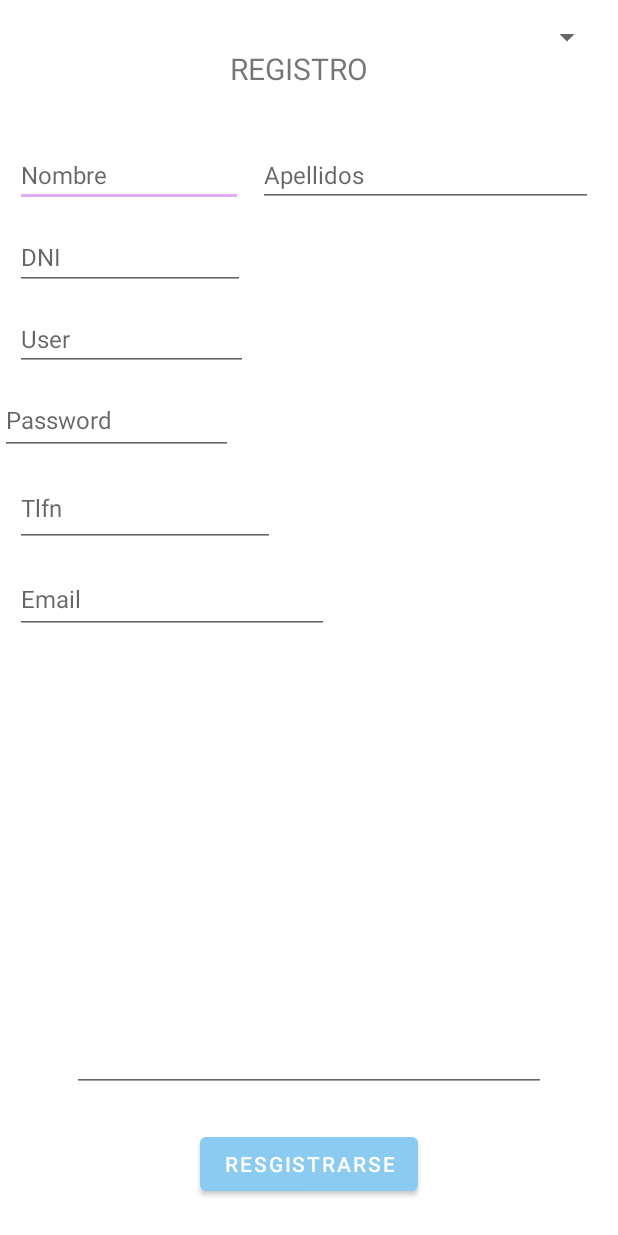
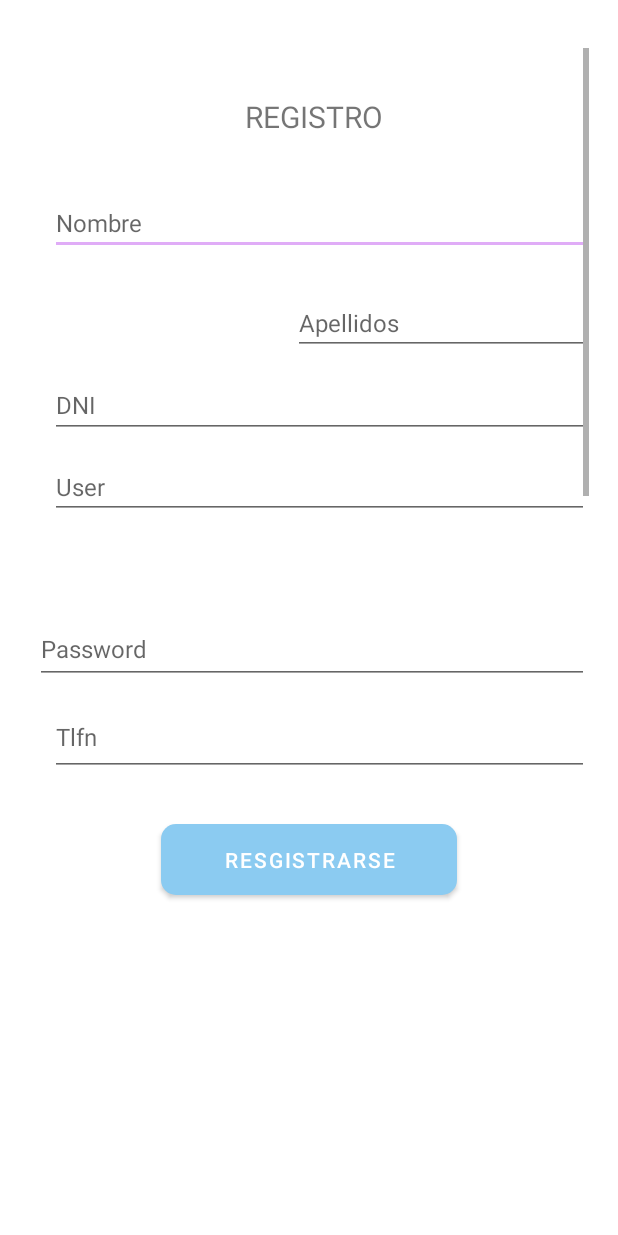
Before and after one commit to bdez1997/EasyEevnt, an Android app: the RegistroActivity screen opened directly, with no data from a screen before it, on a phone screen of 412 x 824 dp. Run offline under Robolectric (Android 15) with nearby library versions, the light colour scheme and no system bars; network calls fail.

```diff
--- a/GestionEventoAndroid/app/src/main/res/layout/activity_registro.xml
+++ b/GestionEventoAndroid/app/src/main/res/layout/activity_registro.xml
@@ -6,35 +6,55 @@
     android:layout_height="match_parent"
     tools:context=".RegistroActivity">
 
+    <ScrollView
+        android:id="@+id/scrollView2"
+        android:layout_width="369dp"
+        android:layout_height="479dp"
+        android:layout_marginTop="32dp"
+        app:layout_constraintEnd_toEndOf="parent"
+        app:layout_constraintHorizontal_bias="0.551"
+        app:layout_constraintStart_toStartOf="parent"
+        app:layout_constraintTop_toTopOf="parent">
+
+        <LinearLayout
+            android:layout_width="match_parent"
+            android:layout_height="wrap_content"
+            android:orientation="vertical">
+
+            <TextView
+                android:id="@+id/txtRegistro"
+                android:layout_width="match_parent"
+                android:layout_height="40dp"
+                android:layout_marginTop="32dp"
+                android:paddingLeft="140dp"
+                android:text="@string/txtRegistro"
+                android:textSize="20sp" />
+
             <EditText
                 android:id="@+id/txtNombre"
-        android:layout_width="152dp"
+                android:layout_width="match_parent"
                 android:layout_height="42dp"
                 android:layout_marginStart="10dp"
                 android:layout_marginTop="24dp"
                 android:ems="10"
                 android:hint="Nombre"
                 android:inputType="textPersonName"
-        android:textSize="16sp"
-        app:layout_constraintStart_toStartOf="parent"
-        app:layout_constraintTop_toBottomOf="@+id/txtRegistro" />
+                android:textSize="16sp" />
 
             <EditText
                 android:id="@+id/txtApellidos"
-        android:layout_width="223dp"
-        android:layout_height="42dp"
+                android:layout_width="match_parent"
+                android:layout_height="wrap_content"
                 android:layout_marginStart="172dp"
                 android:layout_marginTop="24dp"
                 android:ems="10"
                 android:hint="Apellidos"
                 android:inputType="textPersonName"
-        android:textSize="16sp"
-        app:layout_constraintStart_toStartOf="parent"
-        app:layout_constraintTop_toBottomOf="@+id/txtRegistro" />
+                android:textSize="16sp" />
 
             <EditText
                 android:id="@+id/txtDni"
-        android:layout_width="153dp"
+                android:layout_width="match_parent"
                 android:layout_height="43dp"
                 android:layout_marginStart="10dp"
                 android:layout_marginTop="12dp"
@@ -42,100 +62,78 @@
                 android:hint="DNI"
                 android:inputType="textPersonName"
                 android:text="@string/editText"
-        android:textSize="16sp"
-        app:layout_constraintStart_toStartOf="parent"
-        app:layout_constraintTop_toBottomOf="@+id/txtApellidos" />
+                android:textSize="16sp" />
 
             <EditText
                 android:id="@+id/txtUser"
-        android:layout_width="155dp"
+                android:layout_width="match_parent"
                 android:layout_height="42dp"
                 android:layout_marginStart="10dp"
                 android:layout_marginTop="12dp"
                 android:ems="10"
                 android:hint="User"
                 android:inputType="textPersonName"
-        android:textSize="16sp"
-        app:layout_constraintStart_toStartOf="parent"
-        app:layout_constraintTop_toBottomOf="@+id/txtDni" />
+                android:textSize="16sp" />
 
             <EditText
                 android:id="@+id/txtPass"
-        android:layout_width="155dp"
+                android:layout_width="match_parent"
                 android:layout_height="46dp"
                 android:layout_marginTop="64dp"
                 android:ems="10"
                 android:hint="Password"
                 android:inputType="textPassword"
-        android:textSize="16sp"
-        app:layout_constraintTop_toBottomOf="@+id/txtDni"
-        tools:layout_editor_absoluteX="10dp" />
+                android:textSize="16sp" />
 
             <EditText
                 android:id="@+id/txtTelefono"
-        android:layout_width="173dp"
+                android:layout_width="match_parent"
                 android:layout_height="51dp"
                 android:layout_marginStart="10dp"
                 android:layout_marginTop="10dp"
                 android:ems="10"
                 android:hint="Tlfn"
                 android:inputType="phone"
-        android:textSize="16sp"
-        app:layout_constraintStart_toStartOf="parent"
-        app:layout_constraintTop_toBottomOf="@+id/txtPass" />
+                android:textSize="16sp" />
 
             <Spinner
                 android:id="@+id/spinnerRoles"
-        android:layout_width="205dp"
+                android:layout_width="match_parent"
                 android:layout_height="49dp"
-        android:layout_marginEnd="10dp"
-        app:layout_constraintEnd_toEndOf="parent"
-        tools:layout_editor_absoluteY="177dp" />
+                android:layout_marginEnd="10dp" />
 
             <EditText
                 android:id="@+id/txtEmail"
-        android:layout_width="209dp"
+                android:layout_width="match_parent"
                 android:layout_height="46dp"
                 android:layout_marginStart="10dp"
                 android:layout_marginTop="12dp"
                 android:ems="10"
                 android:hint="Email"
                 android:inputType="textPersonName"
-        android:textSize="16sp"
-        app:layout_constraintStart_toStartOf="parent"
-        app:layout_constraintTop_toBottomOf="@+id/txtTelefono" />
-
-    <Button
-        android:id="@+id/btnRegistro"
-        android:layout_width="wrap_content"
-        android:layout_height="wrap_content"
-        android:layout_marginBottom="24dp"
-        android:text="@string/btnRegistro"
-        app:layout_constraintBottom_toBottomOf="parent"
-        app:layout_constraintEnd_toEndOf="parent"
-        app:layout_constraintStart_toStartOf="parent" />
-
-    <TextView
-        android:id="@+id/txtRegistro"
-        android:layout_width="105dp"
-        android:layout_height="40dp"
-        android:layout_marginTop="32dp"
-        android:text="@string/txtRegistro"
-        android:textSize="20sp"
-        app:layout_constraintEnd_toEndOf="parent"
-        app:layout_constraintStart_toStartOf="parent"
-        app:layout_constraintTop_toTopOf="parent" />
+                android:textSize="16sp" />
 
             <EditText
                 android:id="@+id/txtInformacion"
-        android:layout_width="316dp"
+                android:layout_width="match_parent"
                 android:layout_height="152dp"
                 android:layout_marginBottom="24dp"
                 android:ems="10"
                 android:gravity="start|top"
-        android:inputType="textMultiLine"
-        app:layout_constraintBottom_toTopOf="@+id/btnRegistro"
+                android:inputType="textMultiLine" />
+
+        </LinearLayout>
+    </ScrollView>
+
+    <Button
+        android:id="@+id/btnRegistro"
+        android:layout_width="197dp"
+        android:layout_height="59dp"
+        android:layout_marginTop="32dp"
+        android:text="@string/btnRegistro"
+        app:cornerRadius="10dp"
         app:layout_constraintEnd_toEndOf="parent"
-        app:layout_constraintStart_toStartOf="parent" />
+        app:layout_constraintStart_toStartOf="parent"
+        app:layout_constraintTop_toBottomOf="@+id/scrollView2" />
 
 </androidx.constraintlayout.widget.ConstraintLayout>
```
Also changed, not shown: GestionEventoAndroid/app/src/main/java/com/bermudez/gestioneventoandroid/LoginActivity.java (+8 -1 lines), GestionEventoAndroid/app/src/main/res/layout/activity_login.xml (+41 -5 lines), 3 other files. Lines whose indentation alone changed are shown as unchanged.
